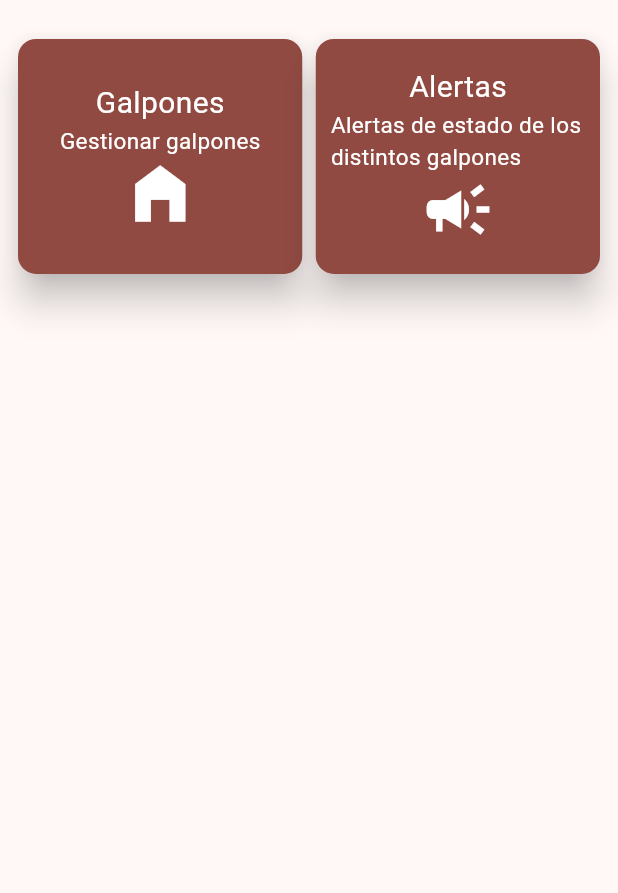
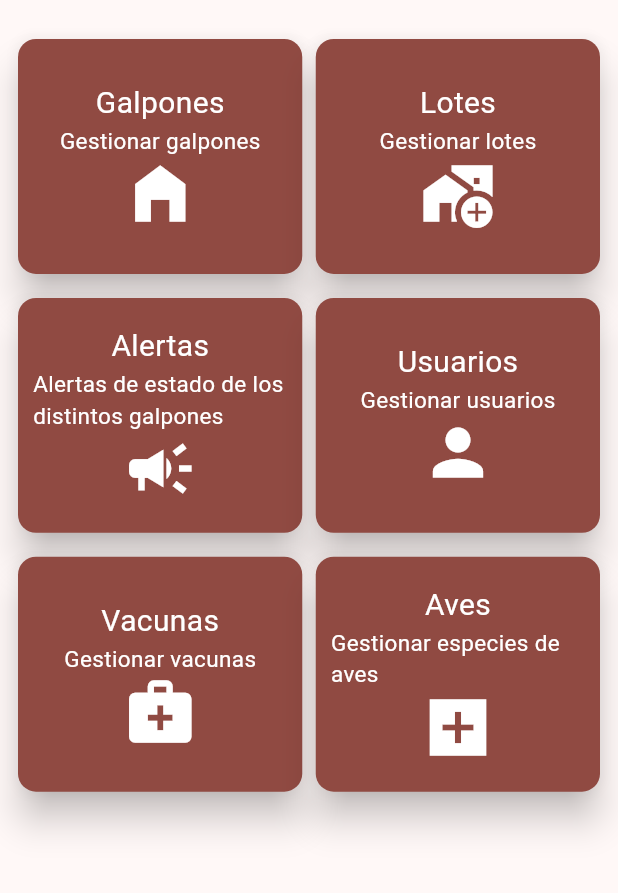
Before and after one commit to DarioSuarezL/app_avicola, a Flutter app: the HomeScreen screen opened by its route, on a phone screen of 412 x 824 dp, the part 63-956 px from its top. Run offline on Flutter 3.47's test engine with Material 2 defaults, Android fonts, the light colour scheme and no system bars; our stand-ins replace go_router; missing offline and left inert: dart:ffi; accounts and stored records are empty.

Commit message:
sexto commit - register con dropdown button

```diff
--- a/lib/config/menu/menu_items.dart
+++ b/lib/config/menu/menu_items.dart
@@ -26,11 +26,39 @@ const appMenuItems = <MenuItem>[
     routeName: 'galpones_screen'
   ),
   MenuItem(
+    title: 'Lotes',
+    subTitle: 'Gestionar lotes',
+    link: '/lotes',
+    icon: Icons.add_home_work,
+    routeName: 'lotes_screen'
+  ),
+  MenuItem(
     title: 'Alertas',
     subTitle: 'Alertas de estado de los distintos galpones',
     link: '/alertas',
     icon: Icons.campaign,
     routeName: 'alertas_screen'
   ),
+  MenuItem(
+    title: 'Usuarios',
+    subTitle: 'Gestionar usuarios',
+    link: '/usuarios',
+    icon: Icons.person,
+    routeName: 'usuarios_screen'
+  ),
+  MenuItem(
+    title: 'Vacunas',
+    subTitle: 'Gestionar vacunas',
+    link: '/vacunas',
+    icon: Icons.medical_services,
+    routeName: 'vacunas_screen'
+  ),
+  MenuItem(
+    title: 'Aves',
+    subTitle: 'Gestionar especies de aves',
+    link: '/aves',
+    icon: Icons.add_box_sharp,
+    routeName: 'aves_screen'
+  ),
 
 ];
--- a/lib/config/router/app_router.dart
+++ b/lib/config/router/app_router.dart
@@ -2,7 +2,7 @@ import 'package:go_router/go_router.dart';
 import 'package:app_avicola/presentation/screens/screens.dart';
 
 final appRouter = GoRouter(
-  initialLocation: '/login',
+  initialLocation: '/register',
   routes: [
     GoRoute(
       name: LoginScreen.routeName,
--- a/lib/presentation/screens/screens.dart
+++ b/lib/presentation/screens/screens.dart
@@ -1,3 +1,3 @@
 export 'package:app_avicola/presentation/screens/home_screen.dart';
 export 'package:app_avicola/presentation/screens/auth/login_screen.dart';
-export 'package:app_avicola/presentation/screens/auth/register_screen.dart';
+export 'package:app_avicola/presentation/screens/usuarios/register_screen.dart';
```
Also changed, not shown: lib/config/menu/rol_items.dart (added, +19 -0 lines), lib/presentation/providers/user_provider.dart (+7 -0 lines), lib/presentation/screens/auth/login_screen.dart (+10 -10 lines), lib/presentation/screens/auth/register_screen.dart (deleted, +0 -121 lines), lib/presentation/screens/usuarios/register_screen.dart (added, +221 -0 lines), lib/presentation/services/api_service.dart (+24 -2 lines), lib/presentation/models/api_response.dart (indentation only).
